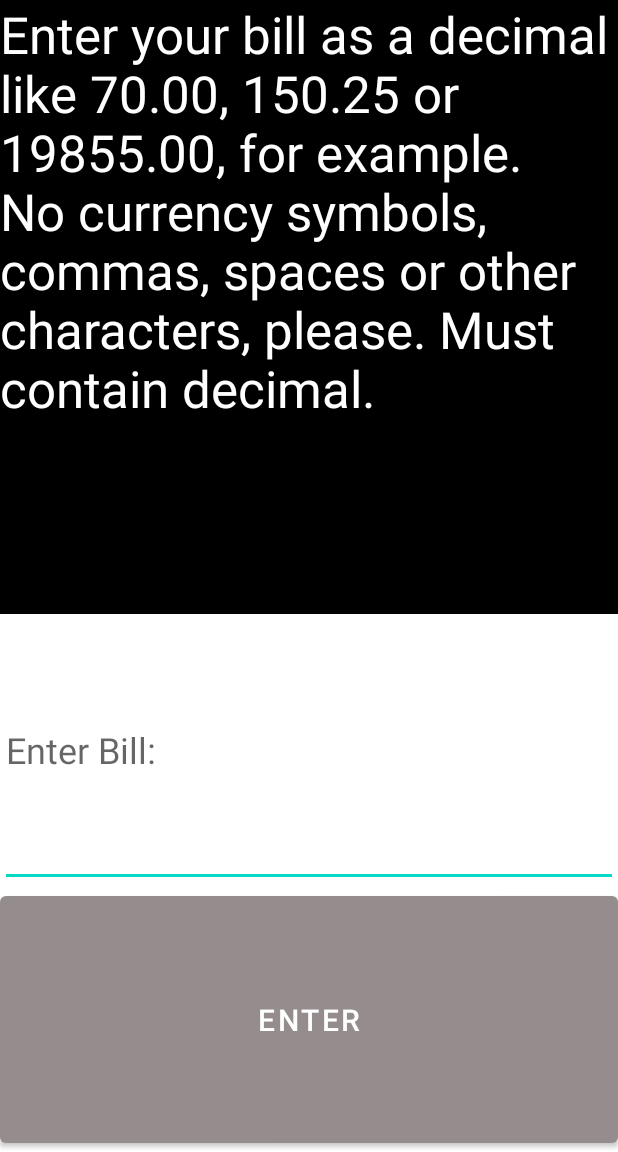
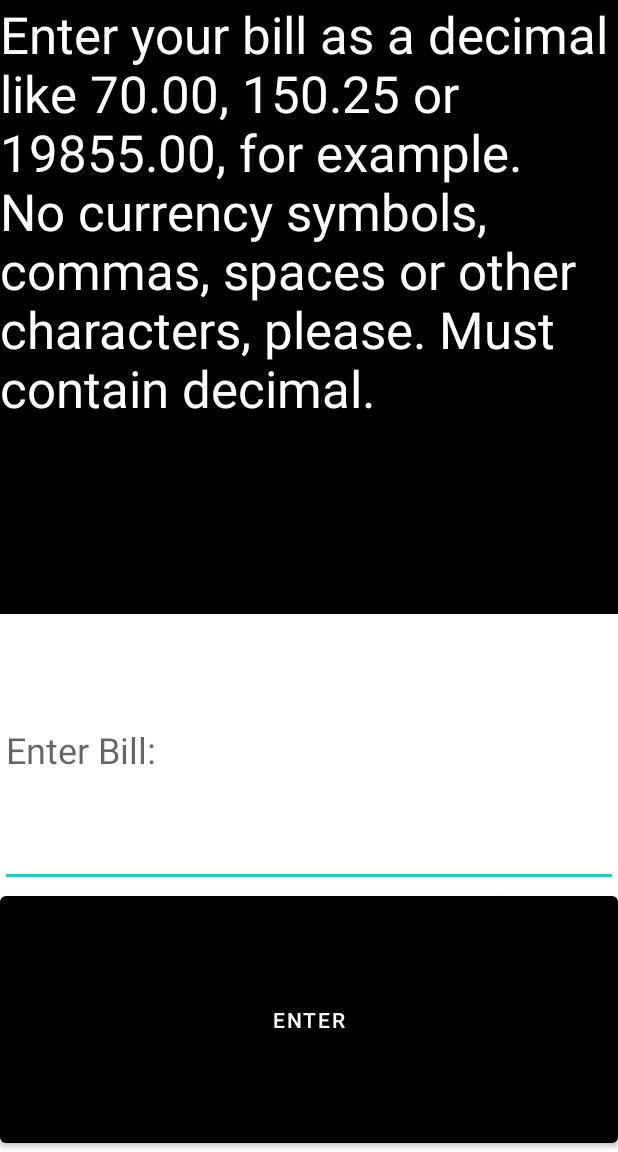
Before and after one commit to kevinmcclung/Honest_Tip_Calculator, an Android app: the screen it shows after launch (MainActivity), on a phone screen of 412 x 824 dp, the part 84-1236 px from its top. Run offline under Robolectric (Android 15) with nearby library versions, the phone set to English and light mode, and no system bars.

Commit message:
Undo last change which caused rendering problem

```diff
--- a/app/src/main/res/layout/activity_main.xml
+++ b/app/src/main/res/layout/activity_main.xml
@@ -36,8 +36,7 @@
             android:ems="10"
             android:hint="@string/bill_hint"
             android:inputType="textPersonName"
-            android:textSize="24sp"
-            android:autofillHints="" />
+            android:textSize="24sp" />
 
         <Button
             android:id="@+id/button"
@@ -46,8 +45,6 @@
             android:layout_weight="1"
             android:onClick="onClick"
             android:text="@string/enter"
-            android:textColorHint="#392B2B"
-            android:textSize="20sp"
-            app:backgroundTint="#958D8D" />
+            app:backgroundTint="#000000" />
     </LinearLayout>
 </androidx.constraintlayout.widget.ConstraintLayout>
```
